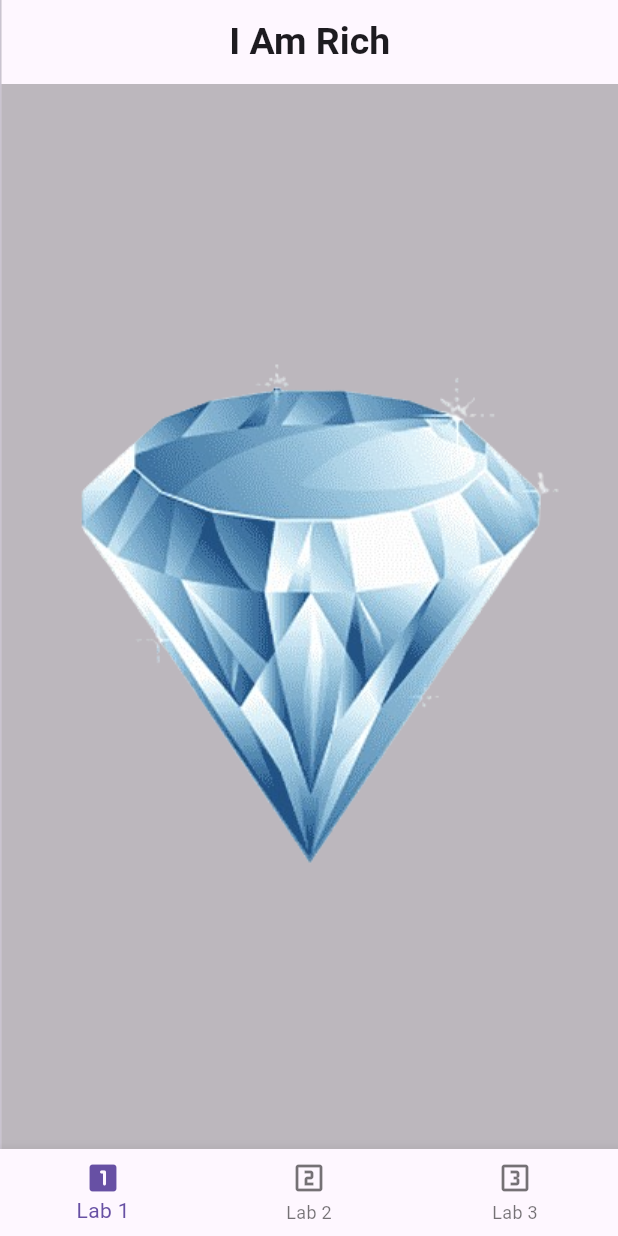
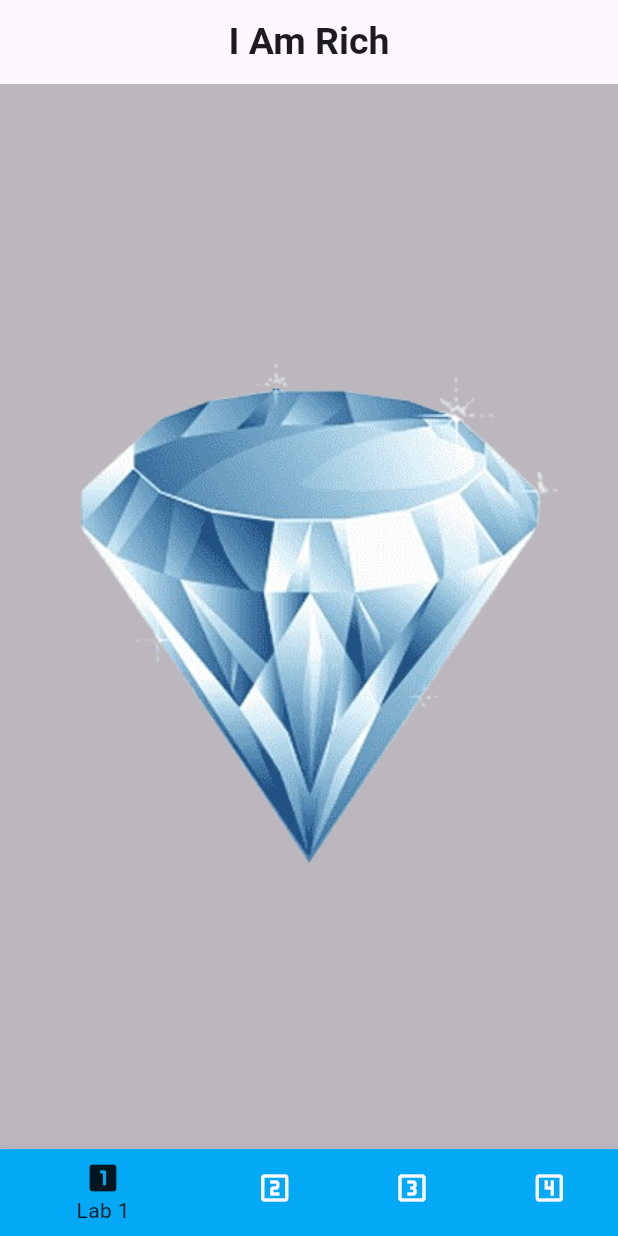
Before and after one commit to ThuDung213/flutter_lab, a Flutter app: the screen it shows after launch, on a phone screen of 412 x 824 dp. Run offline on Flutter 3.47's test engine with Material 3 defaults, Android fonts, the phone set to English and light mode, and no system bars.

```diff
--- a/lib/main.dart
+++ b/lib/main.dart
@@ -1,7 +1,8 @@
 import 'package:flutter/material.dart';
-import 'lab3.dart';
 import 'lab1.dart';
 import 'lab2.dart';
+import 'lab3.dart';
+import 'lab4.dart';
 
 void main() {
   runApp(const MyApp());
@@ -30,27 +31,45 @@ const _navBarItems = [
     icon: Icon(Icons.looks_one_outlined),
     activeIcon: Icon(Icons.looks_one_rounded),
     label: 'Lab 1',
+    backgroundColor: Colors.lightBlue,
   ),
   BottomNavigationBarItem(
     icon: Icon(Icons.looks_two_outlined),
     activeIcon: Icon(Icons.looks_two_rounded),
     label: 'Lab 2',
+    backgroundColor: Colors.green,
   ),
   BottomNavigationBarItem(
     icon: Icon(Icons.looks_3_outlined),
     activeIcon: Icon(Icons.looks_3_rounded),
     label: 'Lab 3',
+    backgroundColor: Colors.blueAccent,
+  ),
+  BottomNavigationBarItem(
+    icon: Icon(Icons.looks_4_outlined),
+    activeIcon: Icon(Icons.looks_4_rounded),
+    label: 'Lab 4',
+    backgroundColor: Colors.deepPurpleAccent,
   ),
 ];
+
+
 
 class _NavigationRailPageState extends State<NavigationRailPage> {
   int _selectedIndex = 0;
 
-  final List<Widget> _pages = [
-    const IAmRich(),
-    const MiCard(),
-    const Dice(),
+  static const List<Widget> _pages = [
+    IAmRich(),
+    MiCard(),
+    Dice(),
+    MagicBallPage(),
   ];
+
+  void _onItemTapped(int index) {
+    setState(() {
+      _selectedIndex = index;
+    });
+  }
 
   @override
   Widget build(BuildContext context) {
@@ -59,43 +78,15 @@ class _NavigationRailPageState extends State<NavigationRailPage> {
     final bool isLargeScreen = width > 800;
 
     return Scaffold(
-      bottomNavigationBar: isSmallScreen
-          ? BottomNavigationBar(
+      body: Center(
+        child: _pages.elementAt(_selectedIndex),
+      ),
+        bottomNavigationBar: BottomNavigationBar(
           items: _navBarItems,
           currentIndex: _selectedIndex,
-          onTap: (int index) {
-            setState(() {
-              _selectedIndex = index;
-            });
-          })
-          : null,
-      body: Row(
-        children: <Widget>[
-          if (!isSmallScreen)
-            NavigationRail(
-              selectedIndex: _selectedIndex,
-              onDestinationSelected: (int index) {
-                setState(() {
-                  _selectedIndex = index;
-                });
-              },
-              extended: isLargeScreen,
-              destinations: _navBarItems
-                  .map((item) => NavigationRailDestination(
-                  icon: item.icon,
-                  selectedIcon: item.activeIcon,
-                  label: Text(
-                    item.label!,
-                  )))
-                  .toList(),
-            ),
-          const VerticalDivider(thickness: 1, width: 1),
-          // This is the main content.
-          Expanded(
-            child: _pages[_selectedIndex],
-          )
-        ],
-      ),
-    );
+          selectedItemColor: Colors.black87,
+          onTap: _onItemTapped,
+        ),
+      );
   }
 }
--- a/pubspec.yaml
+++ b/pubspec.yaml
@@ -61,6 +61,7 @@ flutter:
   # To add assets to your application, add an assets section, like this:
   assets:
      - images/
+#     - images/balls
   #   - images/a_dot_ham.jpeg
 
   # An image asset can refer to one or more resolution-specific "variants", see
```
Also changed, not shown: lib/lab4.dart (added, +37 -0 lines), images/ball1.png (added), images/ball2.png (added), images/ball3.png (added), images/ball4.png (added), images/ball5.png (added).
